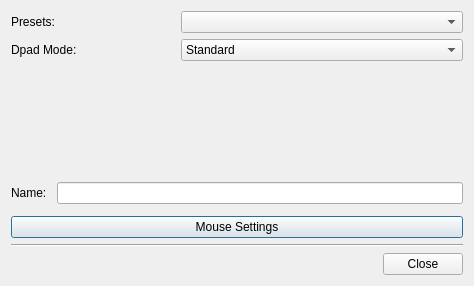
AntiMicroX/antimicrox, file src/dpadeditdialog.ui: the form before one commit.
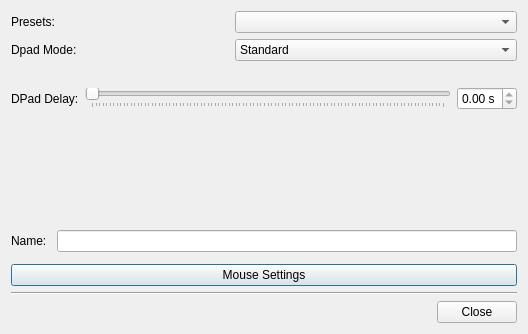
The form after the commit. Icons and pictures are not drawn.

Commit message: Added delay option for DPads. Related to issue #91.

What changed in the file:
```diff
--- a/src/dpadeditdialog.ui
+++ b/src/dpadeditdialog.ui
@@ -9,8 +9,8 @@
    <rect>
     <x>0</x>
     <y>0</y>
-    <width>474</width>
-    <height>286</height>
+    <width>528</width>
+    <height>334</height>
    </rect>
   </property>
   <property name="windowTitle">
@@ -128,6 +128,89 @@
      </item>
     </layout>
    </item>
+   <item>
+    <spacer name="verticalSpacer_2">
+     <property name="orientation">
+      <enum>Qt::Vertical</enum>
+     </property>
+     <property name="sizeType">
+      <enum>QSizePolicy::Fixed</enum>
+     </property>
+     <property name="sizeHint" stdset="0">
+      <size>
+       <width>20</width>
+       <height>20</height>
+      </size>
+     </property>
+    </spacer>
+   </item>
+   <item>
+    <layout class="QHBoxLayout" name="horizontalLayout_3">
+     <item>
+      <widget class="QLabel" name="dpadDelayLabel">
+       <property name="text">
+        <string>DPad Delay:</string>
+       </property>
+      </widget>
+     </item>
+     <item>
+      <widget class="QSlider" name="dpadDelaySlider">
+       <property name="toolTip">
+        <string>Time lapsed before a direction change is taken into effect.</string>
+       </property>
+       <property name="minimum">
+        <number>0</number>
+       </property>
+       <property name="maximum">
+        <number>100</number>
+       </property>
+       <property name="singleStep">
+        <number>1</number>
+       </property>
+       <property name="pageStep">
+        <number>10</number>
+       </property>
+       <property name="value">
+        <number>0</number>
+       </property>
+       <property name="sliderPosition">
+        <number>0</number>
+       </property>
+       <property name="orientation">
+        <enum>Qt::Horizontal</enum>
+       </property>
+       <property name="tickPosition">
+        <enum>QSlider::TicksBelow</enum>
+       </property>
+       <property name="tickInterval">
+        <number>0</number>
+       </property>
+      </widget>
+     </item>
+     <item>
+      <widget class="QDoubleSpinBox" name="dpadDelayDoubleSpinBox">
+       <property name="toolTip">
+        <string>Time lapsed before a direction change is taken into effect.</string>
+       </property>
+       <property name="readOnly">
+        <bool>true</bool>
+       </property>
+       <property name="suffix">
+        <string> s</string>
+       </property>
+       <property name="decimals">
+        <number>2</number>
+       </property>
+       <property name="maximum">
+        <double>1.000000000000000</double>
+       </property>
+       <property name="singleStep">
+        <double>0.010000000000000</double>
+       </property>
+      </widget>
+     </item>
+    </layout>
+   </item>
    <item>
     <spacer name="verticalSpacer">
      <property name="orientation">
```
The commit also changes 6 other files.
